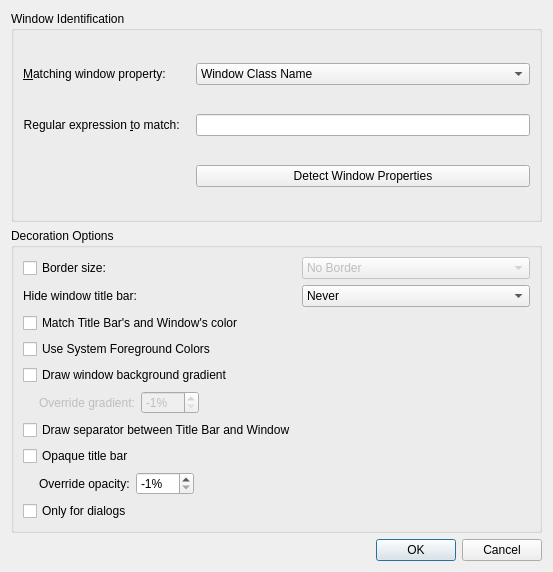
Qt form config/ui/breezeexceptiondialog.ui (Rudraksh88/KustomBreezeEnhanced) before a commit.
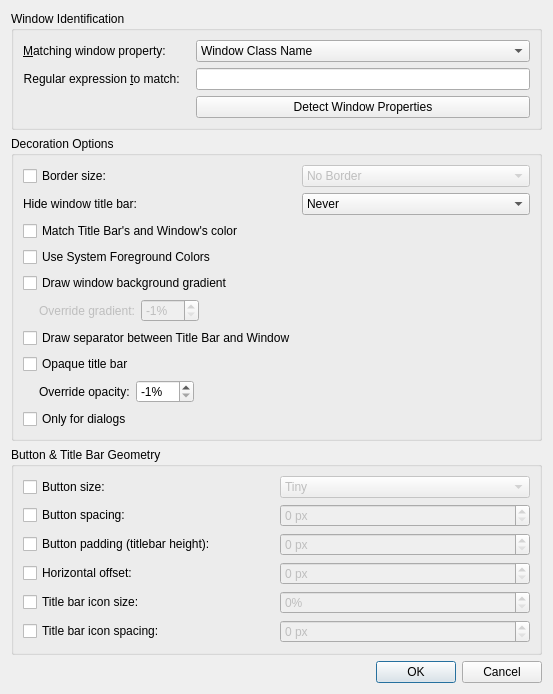
The same form after that commit.

Commit message: feat: more button settings in window-specific overrides

Patch:
```diff
--- a/config/ui/breezeexceptiondialog.ui
+++ b/config/ui/breezeexceptiondialog.ui
@@ -336,6 +336,169 @@
      </layout>
     </widget>
    </item>
+   <item>
+    <widget class="QGroupBox" name="groupBox_3">
+     <property name="title">
+      <string>Button &amp;&amp; Title Bar Geometry</string>
+     </property>
+     <layout class="QGridLayout" name="gridLayout_4">
+      <item row="0" column="0">
+       <widget class="QCheckBox" name="buttonSizeCheckBox">
+        <property name="text">
+         <string>Button size:</string>
+        </property>
+       </widget>
+      </item>
+      <item row="0" column="1">
+       <widget class="QComboBox" name="buttonSizeComboBox">
+        <property name="enabled">
+         <bool>false</bool>
+        </property>
+        <item>
+         <property name="text">
+          <string comment="@item:inlistbox Button size:">Tiny</string>
+         </property>
+        </item>
+        <item>
+         <property name="text">
+          <string comment="@item:inlistbox Button size:">Small</string>
+         </property>
+        </item>
+        <item>
+         <property name="text">
+          <string comment="@item:inlistbox Button size:">Default</string>
+         </property>
+        </item>
+        <item>
+         <property name="text">
+          <string comment="@item:inlistbox Button size:">Large</string>
+         </property>
+        </item>
+        <item>
+         <property name="text">
+          <string comment="@item:inlistbox Button size:">Very Large</string>
+         </property>
+        </item>
+       </widget>
+      </item>
+      <item row="1" column="0">
+       <widget class="QCheckBox" name="buttonSpacingCheckBox">
+        <property name="text">
+         <string>Button spacing:</string>
+        </property>
+       </widget>
+      </item>
+      <item row="1" column="1">
+       <widget class="QSpinBox" name="buttonSpacingSpinBox">
+        <property name="enabled">
+         <bool>false</bool>
+        </property>
+        <property name="suffix">
+         <string> px</string>
+        </property>
+        <property name="minimum">
+         <number>0</number>
+        </property>
+        <property name="maximum">
+         <number>40</number>
+        </property>
+       </widget>
+      </item>
+      <item row="2" column="0">
+       <widget class="QCheckBox" name="buttonPaddingCheckBox">
+        <property name="text">
+         <string>Button padding (titlebar height):</string>
+        </property>
+       </widget>
+      </item>
+      <item row="2" column="1">
+       <widget class="QSpinBox" name="buttonPaddingSpinBox">
+        <property name="enabled">
+         <bool>false</bool>
+        </property>
+        <property name="suffix">
+         <string> px</string>
+        </property>
+        <property name="minimum">
+         <number>0</number>
+        </property>
+        <property name="maximum">
+         <number>40</number>
+        </property>
+       </widget>
+      </item>
+      <item row="3" column="0">
+       <widget class="QCheckBox" name="hOffsetCheckBox">
+        <property name="text">
+         <string>Horizontal offset:</string>
+        </property>
+       </widget>
+      </item>
+      <item row="3" column="1">
+       <widget class="QSpinBox" name="hOffsetSpinBox">
+        <property name="enabled">
+         <bool>false</bool>
+        </property>
+        <property name="suffix">
+         <string> px</string>
+        </property>
+        <property name="minimum">
+         <number>0</number>
+        </property>
+        <property name="maximum">
+         <number>40</number>
+        </property>
+       </widget>
+      </item>
+      <item row="4" column="0">
+       <widget class="QCheckBox" name="titleBarIconSizeCheckBox">
+        <property name="text">
+         <string>Title bar icon size:</string>
+        </property>
+       </widget>
+      </item>
+      <item row="4" column="1">
+       <widget class="QSpinBox" name="titleBarIconSizeSpinBox">
+        <property name="enabled">
+         <bool>false</bool>
+        </property>
+        <property name="suffix">
+         <string>%</string>
+        </property>
+        <property name="minimum">
+         <number>0</number>
+        </property>
+        <property name="maximum">
+         <number>100</number>
+        </property>
+       </widget>
+      </item>
+      <item row="5" column="0">
+       <widget class="QCheckBox" name="titleBarIconSpacingCheckBox">
+        <property name="text">
+         <string>Title bar icon spacing:</string>
+        </property>
+       </widget>
+      </item>
+      <item row="5" column="1">
+       <widget class="QSpinBox" name="titleBarIconSpacingSpinBox">
+        <property name="enabled">
+         <bool>false</bool>
+        </property>
+        <property name="suffix">
+         <string> px</string>
+        </property>
+        <property name="minimum">
+         <number>0</number>
+        </property>
+        <property name="maximum">
+         <number>20</number>
+        </property>
+       </widget>
+      </item>
+     </layout>
+    </widget>
+   </item>
    <item>
     <widget class="QDialogButtonBox" name="buttonBox">
      <property name="orientation">
```
Left out of the diff: 60 changed lines with no effect on the pictures. The commit also changes 3 other files.
